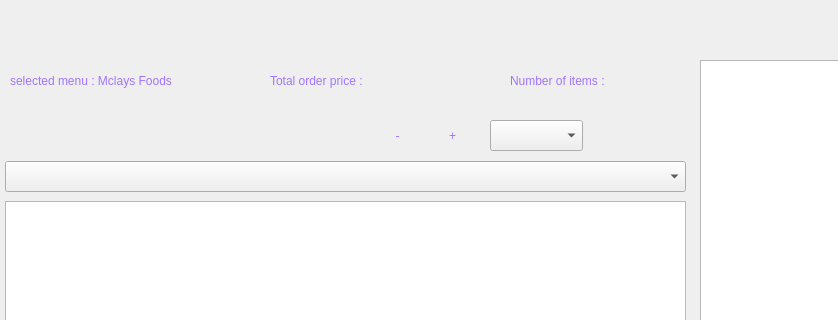
Old version of the form StillDer/neworderwindow.ui in the repository ChrisLochhead/StillDer; both pictures show x 0 to 838 and y 0 to 320 of the 1200 by 700 pixel window.
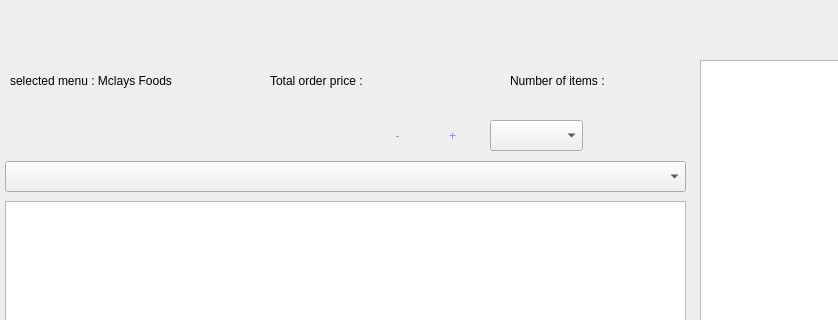
New version of the form. Icons and pictures are not drawn.

Commit message: sorting by a-z working, cleaned up the UI

What changed in the file:
```diff
--- a/StillDer/neworderwindow.ui
+++ b/StillDer/neworderwindow.ui
@@ -113,7 +113,7 @@
    </property>
    <property name="styleSheet">
     <string notr="true">background: transparent;
-color: rgb(161, 117, 255);
+color: rgb(0,0,0);
 font: 63 10pt &quot;Bahnschrift&quot;;</string>
    </property>
    <property name="text">
@@ -134,7 +134,7 @@
    </property>
    <property name="styleSheet">
     <string notr="true">background: transparent;
-color: rgb(161, 117, 255);
+color: rgb(0,0,0);
 font: 63 10pt &quot;Bahnschrift&quot;;</string>
    </property>
    <property name="text">
@@ -152,7 +152,7 @@
    </property>
    <property name="styleSheet">
     <string notr="true">background: transparent;
-color: rgb(161, 117, 255);
+color: rgb(0,0,0);
 font: 63 10pt &quot;Bahnschrift&quot;;</string>
    </property>
    <property name="text">
@@ -162,7 +162,7 @@
   <widget class="QPushButton" name="Save">
    <property name="geometry">
     <rect>
-     <x>590</x>
+     <x>5</x>
      <y>120</y>
      <width>93</width>
      <height>31</height>
```
Left out of the diff: 34 changed lines with no effect on the pictures. The commit also changes 7 other files.
